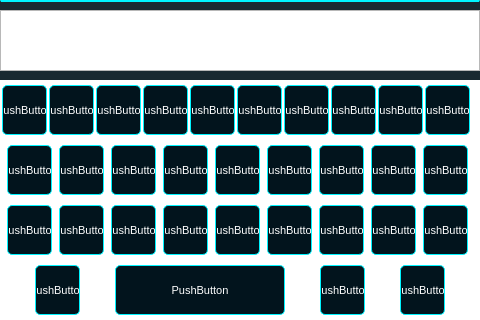
Old version of the form screens/main_window.ui in the repository MurikEv/NeuroDeck.
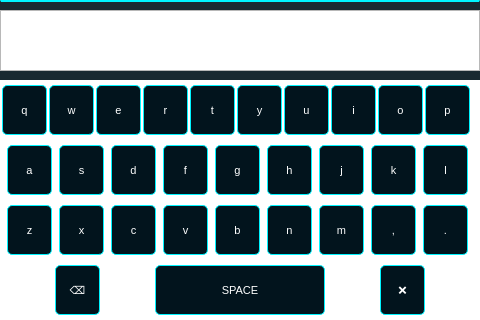
New version of the form. The open tabs and pages were chosen to show the change. Icons and pictures are not drawn.

Commit message: Add basic virtual keyboard input

Patch:
```diff
--- a/screens/main_window.ui
+++ b/screens/main_window.ui
@@ -887,7 +887,18 @@
     <widget class="QWidget" name="browser_screen"/>
     <widget class="QWidget" name="notepad_screen"/>
     <widget class="QWidget" name="fileexplorer_screen"/>
-    <widget class="QWidget" name="messenger_screen"/>
+    <widget class="QWidget" name="messenger_screen">
+     <widget class="QTextEdit" name="textEdit_2">
+      <property name="geometry">
+       <rect>
+        <x>40</x>
+        <y>200</y>
+        <width>391</width>
+        <height>71</height>
+       </rect>
+      </property>
+     </widget>
+    </widget>
     <widget class="QWidget" name="settings_screen"/>
     <widget class="QWidget" name="menu_screen">
      <property name="styleSheet">
@@ -2220,7 +2231,7 @@
 }</string>
           </property>
           <property name="text">
-           <string>PushButton</string>
+           <string>q</string>
           </property>
          </widget>
         </item>
@@ -2262,7 +2273,7 @@
 }</string>
           </property>
           <property name="text">
-           <string>PushButton</string>
+           <string>w</string>
           </property>
          </widget>
         </item>
@@ -2304,7 +2315,7 @@
 }</string>
           </property>
           <property name="text">
-           <string>PushButton</string>
+           <string>e</string>
           </property>
          </widget>
         </item>
@@ -2346,7 +2357,7 @@
 }</string>
           </property>
           <property name="text">
-           <string>PushButton</string>
+           <string>r</string>
           </property>
          </widget>
         </item>
@@ -2388,7 +2399,7 @@
 }</string>
           </property>
           <property name="text">
-           <string>PushButton</string>
+           <string>t</string>
           </property>
          </widget>
         </item>
@@ -2430,7 +2441,7 @@
 }</string>
           </property>
           <property name="text">
-           <string>PushButton</string>
+           <string>y</string>
           </property>
          </widget>
         </item>
@@ -2472,7 +2483,7 @@
 }</string>
           </property>
           <property name="text">
-           <string>PushButton</string>
+           <string>u</string>
           </property>
          </widget>
         </item>
@@ -2514,7 +2525,7 @@
 }</string>
           </property>
           <property name="text">
-           <string>PushButton</string>
+           <string>i</string>
           </property>
          </widget>
         </item>
@@ -2556,7 +2567,7 @@
 }</string>
           </property>
           <property name="text">
-           <string>PushButton</string>
+           <string>o</string>
           </property>
          </widget>
         </item>
@@ -2598,7 +2609,7 @@
 }</string>
           </property>
           <property name="text">
-           <string>PushButton</string>
+           <string>p</string>
           </property>
          </widget>
         </item>
@@ -2677,7 +2688,7 @@
 }</string>
           </property>
           <property name="text">
-           <string>PushButton</string>
+           <string>a</string>
           </property>
          </widget>
         </item>
@@ -2719,7 +2730,7 @@
 }</string>
           </property>
           <property name="text">
-           <string>PushButton</string>
+           <string>s</string>
           </property>
          </widget>
         </item>
@@ -2761,7 +2772,7 @@
 }</string>
           </property>
           <property name="text">
-           <string>PushButton</string>
+           <string>d</string>
           </property>
          </widget>
         </item>
@@ -2803,7 +2814,7 @@
 }</string>
           </property>
           <property name="text">
-           <string>PushButton</string>
+           <string>f</string>
           </property>
          </widget>
         </item>
@@ -2845,7 +2856,7 @@
 }</string>
           </property>
           <property name="text">
-           <string>PushButton</string>
+           <string>g</string>
           </property>
          </widget>
         </item>
@@ -2887,7 +2898,7 @@
 }</string>
           </property>
           <property name="text">
-           <string>PushButton</string>
+           <string>h</string>
           </property>
          </widget>
         </item>
@@ -2929,7 +2940,7 @@
 }</string>
           </property>
           <property name="text">
-           <string>PushButton</string>
+           <string>j</string>
           </property>
          </widget>
         </item>
@@ -2971,7 +2982,7 @@
 }</string>
           </property>
           <property name="text">
-           <string>PushButton</string>
+           <string>k</string>
           </property>
          </widget>
         </item>
@@ -3013,7 +3024,7 @@
 }</string>
           </property>
           <property name="text">
-           <string>PushButton</string>
+           <string>l</string>
           </property>
          </widget>
         </item>
@@ -3092,7 +3103,7 @@
 }</string>
           </property>
           <property name="text">
-           <string>PushButton</string>
+           <string>z</string>
           </property>
          </widget>
         </item>
@@ -3134,7 +3145,7 @@
 }</string>
           </property>
           <property name="text">
-           <string>PushButton</string>
+           <string>x</string>
           </property>
          </widget>
         </item>
@@ -3176,7 +3187,7 @@
 }</string>
           </property>
           <property name="text">
-           <string>PushButton</string>
+           <string>c</string>
           </property>
          </widget>
         </item>
@@ -3218,7 +3229,7 @@
 }</string>
           </property>
           <property name="text">
-           <string>PushButton</string>
+           <string>v</string>
           </property>
          </widget>
         </item>
@@ -3260,7 +3271,7 @@
 }</string>
           </property>
           <property name="text">
-           <string>PushButton</string>
+           <string>b</string>
           </property>
          </widget>
         </item>
@@ -3302,7 +3313,7 @@
 }</string>
           </property>
           <property name="text">
-           <string>PushButton</string>
+           <string>n</string>
           </property>
          </widget>
         </item>
@@ -3344,7 +3355,7 @@
 }</string>
           </property>
           <property name="text">
-           <string>PushButton</string>
+           <string>m</string>
           </property>
          </widget>
         </item>
@@ -3386,7 +3397,7 @@
 }</string>
           </property>
           <property name="text">
-           <string>PushButton</string>
+           <string>,</string>
           </property>
          </widget>
         </item>
@@ -3428,7 +3439,7 @@
 }</string>
           </property>
           <property name="text">
-           <string>PushButton</string>
+           <string>.</string>
           </property>
          </widget>
         </item>
@@ -3507,7 +3518,7 @@
 }</string>
           </property>
           <property name="text">
-           <string>PushButton</string>
+           <string>⌫</string>
           </property>
          </widget>
         </item>
@@ -3549,7 +3560,7 @@
 }</string>
           </property>
           <property name="text">
-           <string>PushButton</string>
+           <string>SPACE</string>
           </property>
          </widget>
         </item>
@@ -3591,49 +3602,7 @@
 }</string>
           </property>
           <property name="text">
-           <string>PushButton</string>
-          </property>
-         </widget>
-        </item>
-        <item>
-         <widget class="QPushButton" name="pushButton_57">
-          <property name="enabled">
-           <bool>true</bool>
-          </property>
-          <property name="sizePolicy">
-           <sizepolicy hsizetype="Maximum" vsizetype="Maximum">
-            <horstretch>0</horstretch>
-            <verstretch>0</verstretch>
-           </sizepolicy>
-          </property>
-          <property name="minimumSize">
-           <size>
-            <width>45</width>
-            <height>50</height>
-           </size>
-          </property>
-          <property name="maximumSize">
-           <size>
-            <width>45</width>
-            <height>50</height>
-           </size>
-          </property>
-          <property name="styleSheet">
-           <string notr="true">#keyboard_frame QPushButton {
-    background-color: #02141d;
-    color: white;
-    border: 1px solid #00f4ff;
-    border-radius: 5px;
-    font-size: 11px;
-}
-
-#keyboard_frame QPushButton:pressed {
-    background-color: #00f4ff;
-    color: black;
-}</string>
-          </property>
-          <property name="text">
-           <string>PushButton</string>
+           <string>❌</string>
           </property>
          </widget>
         </item>
```
Left out of the diff: 70 changed lines with no effect on the pictures. The commit also changes 3 other files.
